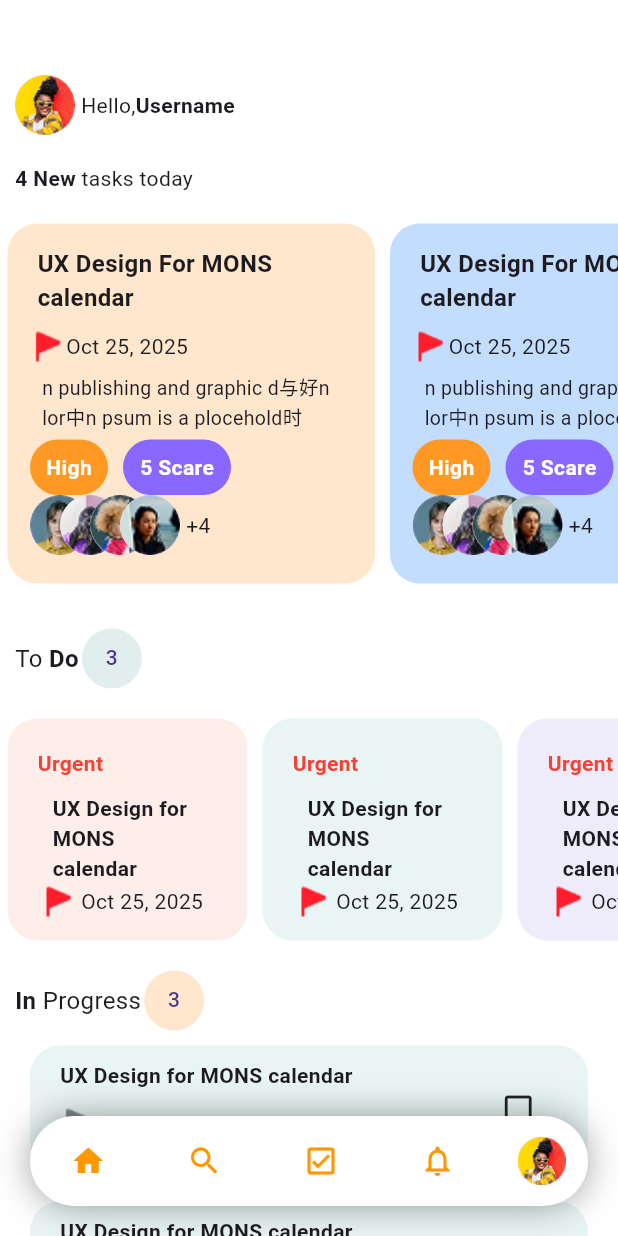
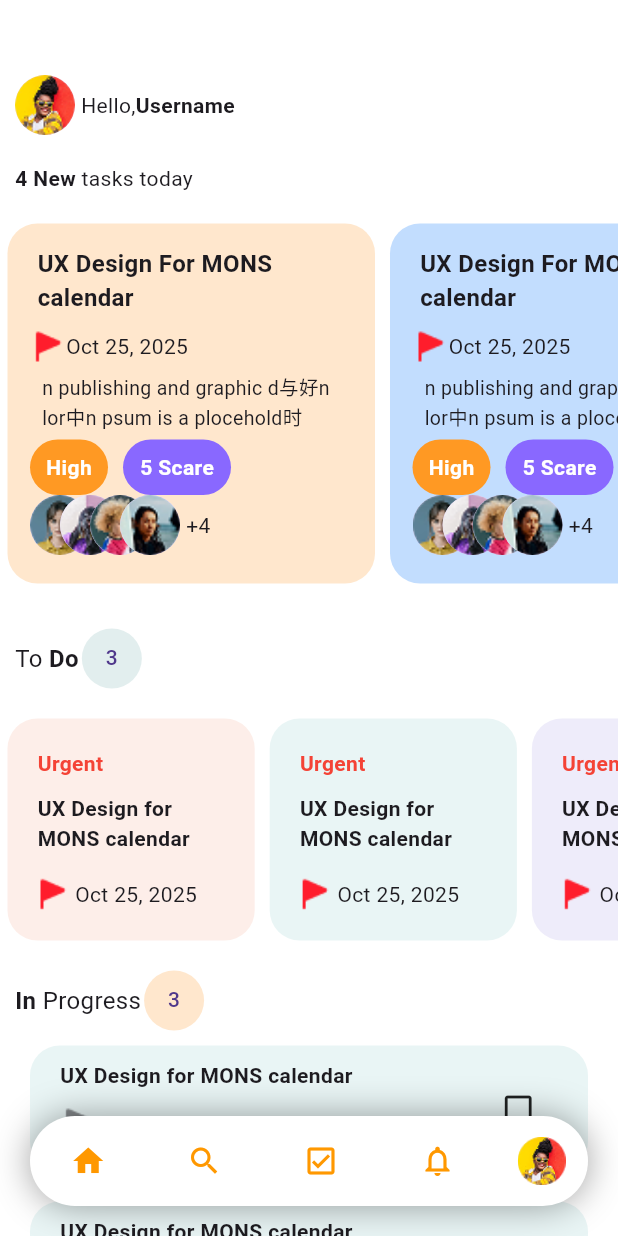
Before and after one commit to YusufBerkez/calendar_date_app, a Flutter app: the screen it shows after launch, on a phone screen of 412 x 824 dp. Run offline on Flutter 3.47's test engine with Material 3 defaults, Android fonts, the phone set to English and light mode, and no system bars.

Commit message:
calendar

```diff
--- a/calendar_app/lib/views/homepage/small_urgent_card.dart
+++ b/calendar_app/lib/views/homepage/small_urgent_card.dart
@@ -14,11 +14,12 @@ class _SmallUrgentCardState extends State<SmallUrgentCard> {
     return Padding(
       padding: const EdgeInsets.symmetric(horizontal: 5.0, vertical: 10),
       child: Container(
-        width: 160,
+        width: MediaQuery.of(context).size.width*0.4,
 
         decoration: BoxDecoration(
           color: widget.backgroundColor,
           borderRadius: BorderRadius.circular(20),
+
         ),
         child: Column(
           children: [
@@ -43,17 +44,17 @@ class _SmallUrgentCardState extends State<SmallUrgentCard> {
             Align(
               alignment: Alignment.center,
               child: Padding(
-                padding: const EdgeInsets.symmetric(horizontal: 30.0),
+                padding: const EdgeInsets.only(left: 20.0,right: 20,bottom: 10),
                 child: Text(
                   "UX Design for MONS calendar",
                   style: TextStyle(fontWeight: FontWeight.bold),
                 ),
               ),
             ),
-
+            SizedBox(height: 5,),
             //Tarih ve bayrak resmi
             Padding(
-              padding: const EdgeInsets.symmetric(horizontal: 22),
+              padding: const EdgeInsets.symmetric(horizontal: 18),
               child: Row(
                 children: [
                   Image.asset("images/flag.png"),
--- a/calendar_app/lib/views/secondpage/second_page.dart
+++ b/calendar_app/lib/views/secondpage/second_page.dart
@@ -273,7 +273,7 @@ class _SecondPageState extends State<SecondPage> {
                         );
                       },
                       child: Container(
-                        width: 100,
+                        width: MediaQuery.of(context).size.width*0.25,
                         child: Row(
                           children: [
                             Icon(Icons.add),
```
